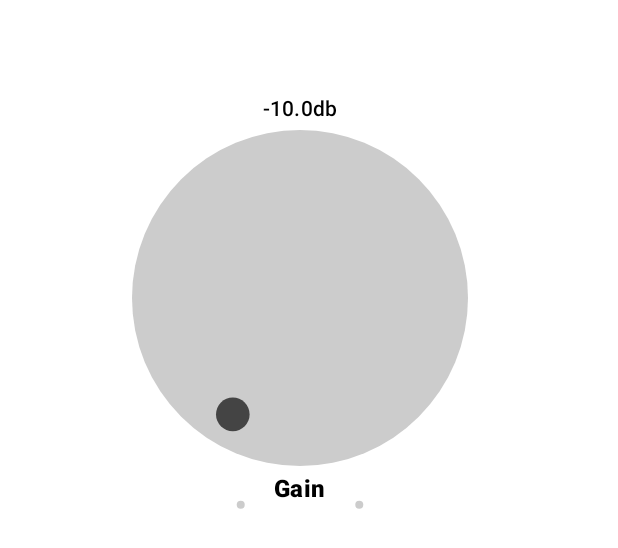
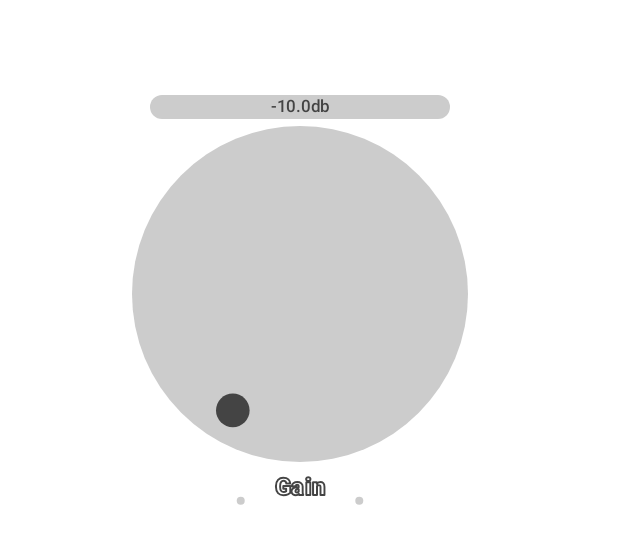
Before and after one commit to arutemu/pedalboard, an Android app built with Jetpack Compose: the @Preview function PedalboardMediumKnobPreview, on a phone screen of 412 x 824 dp. Shown: the top 548 px of the screen. Run offline under Robolectric (Android 15) with nearby library versions, the phone set to English and light mode, and no system bars; libraries missing offline, so code that uses them is left out: androidx.palette.graphics; pictures from the network do not load.

Commit message:
Changes: - added .basicMarquee() modifier to scroll the long plugin names on the Plugin Cards

```diff
--- a/app/src/main/java/com/mukuro/pedalboard/data/local/LocalPluginsDataProvider.kt
+++ b/app/src/main/java/com/mukuro/pedalboard/data/local/LocalPluginsDataProvider.kt
@@ -103,7 +103,7 @@ object LocalPluginsDataProvider {
         Plugin(
             id = 7L,
             type = PluginType.DELAY,
-            name = "Ibanez Tube Screamer Classic",
+            name = "Ibanez Tube Screamer Classic super duper long name",
             aspectRatio = 0.542f,
             elements = TestKnob.knobSet3,
             coverDrawable = R.drawable.anime_girl_4,
--- a/app/src/main/java/com/mukuro/pedalboard/ui/components/PedalboardPluginCard.kt
+++ b/app/src/main/java/com/mukuro/pedalboard/ui/components/PedalboardPluginCard.kt
@@ -7,7 +7,10 @@ package com.mukuro.pedalboard.ui.components
 import android.graphics.BitmapFactory
 import androidx.compose.animation.animateColorAsState
 import androidx.compose.foundation.Canvas
+import androidx.compose.foundation.ExperimentalFoundationApi
 import androidx.compose.foundation.background
+import androidx.compose.foundation.basicMarquee
+import androidx.compose.foundation.border
 import androidx.compose.foundation.gestures.detectDragGestures
 import androidx.compose.foundation.layout.Arrangement
 import androidx.compose.foundation.layout.Box
@@ -24,6 +27,7 @@ import androidx.compose.foundation.layout.padding
 import androidx.compose.foundation.layout.safeContentPadding
 import androidx.compose.foundation.layout.size
 import androidx.compose.foundation.layout.wrapContentSize
+import androidx.compose.foundation.shape.RoundedCornerShape
 import androidx.compose.material.icons.Icons
 import androidx.compose.material.icons.filled.Close
 import androidx.compose.material.icons.filled.Menu
@@ -47,18 +51,24 @@ import androidx.compose.ui.Modifier
 import androidx.compose.ui.draw.alpha
 import androidx.compose.ui.draw.clip
 import androidx.compose.ui.geometry.Offset
+import androidx.compose.ui.geometry.RoundRect
 import androidx.compose.ui.graphics.Brush
 import androidx.compose.ui.graphics.Color
+import androidx.compose.ui.graphics.SolidColor
 import androidx.compose.ui.graphics.StrokeCap
+import androidx.compose.ui.graphics.StrokeJoin
 import androidx.compose.ui.graphics.drawscope.Stroke
+import androidx.compose.ui.graphics.vector.DefaultStrokeLineJoin
 import androidx.compose.ui.input.pointer.pointerInput
 import androidx.compose.ui.layout.ContentScale
 import androidx.compose.ui.platform.LocalContext
 import androidx.compose.ui.semantics.selected
 import androidx.compose.ui.semantics.semantics
 import androidx.compose.ui.text.TextStyle
+import androidx.compose.ui.text.font.FontFamily
 import androidx.compose.ui.text.font.FontStyle
 import androidx.compose.ui.text.font.FontWeight
+import androidx.compose.ui.text.style.TextAlign
 import androidx.compose.ui.text.style.TextOverflow
 import androidx.compose.ui.unit.dp
 import androidx.compose.ui.unit.sp
@@ -75,14 +85,10 @@ import com.mukuro.pedalboard.data.Slider
 import com.mukuro.pedalboard.data.Switch
 import com.mukuro.pedalboard.data.local.LocalPluginsDataProvider
 
-/* TODO
-*   1 - check comment below > card layout should be reworked fully
-*       a - partially done. but there is an issue with Volume Knob
-*           if it's size is too small, knob name is not visible.
-*           need to understand why and fix it to be scalable
-*   2 - found a way to get palette from images > get colors
-*   3 - got colors? apply to knobs
-*   4 - rename the fcking VOLUME KNOB to just KNOB*/
+/**
+ * TODO
+ * -
+* */
 
 /** Basically, the Card element for all the plugins on the rack.
  * As for now, only this one is needed.
@@ -95,7 +101,7 @@ import com.mukuro.pedalboard.data.local.LocalPluginsDataProvider
  * Leaving them atm. in case any proper user-case is defined.
  * */
 @OptIn(
-    ExperimentalLayoutApi::class
+    ExperimentalLayoutApi::class, ExperimentalFoundationApi::class
 )
 @Composable
 fun PedalboardPluginCard(
@@ -115,31 +121,42 @@ fun PedalboardPluginCard(
         in 1f..Float.MAX_VALUE -> maxItemsCount = 5
      else -> Arrangement.SpaceAround
     }
+    // Default colors
+    val colorArray : Array<Color> = arrayOf(
+        Color.DarkGray,
+        Color.LightGray,
+        Color.Red
+    )
+    val palette : Palette
 
 
     // Get colours palette
     val context = LocalContext.current
-
     /* Convert our Image Resource into a Bitmap */
-    plugin.coverDrawable?.let {
+/*    plugin.coverDrawable?.let {
         val bitmap = remember {
             BitmapFactory.decodeResource(context.resources, plugin.coverDrawable)
         }
-        /* Create the Palette, pass the bitmap to it */
-        val palette = remember {
+        *//* Create the Palette, pass the bitmap to it *//*
+        palette = remember {
             Palette.from(bitmap).generate()
         }
-        /* Get the dark vibrant swatch */
+*//*        *//**//* Get the dark vibrant swatch *//**//*
+        val vibrantSwatch = palette.vibrantSwatch
         val darkVibrantSwatch = palette.darkVibrantSwatch
-         /* Save array of colours */
-        val colorArray : Array<Int> = arrayOf(
-            palette.vibrantSwatch!!.rgb,
-            palette.darkVibrantSwatch!!.rgb,
-            palette.lightMutedSwatch!!.rgb,
-            palette.mutedSwatch!!.rgb,
-            palette.darkMutedSwatch!!.rgb
-        )
-    }
+        val darkMutedSwatch = palette.darkMutedSwatch
+        *//**//* Save array of colours *//**//*
+        //colorArray[0] = Color(palette.vibrantSwatch!!.rgb)
+        colorArray[0] = vibrantSwatch?.let { Color(it.rgb) } ?: Color.DarkGray
+        colorArray[1] = darkVibrantSwatch?.let { Color(it.rgb) } ?: Color.LightGray
+        colorArray[2] = darkMutedSwatch?.let { Color(it.rgb) } ?: Color.Red*//*
+
+        colorArray[0] = palette.vibrantSwatch?.let { Color(it.rgb) } ?: Color.DarkGray
+        colorArray[1] = palette.darkVibrantSwatch?.let { Color(it.rgb) } ?: Color.LightGray
+        colorArray[2] = palette.darkMutedSwatch?.let { Color(it.rgb) } ?: Color.Red
+    }*/
+
+
 
 
 
@@ -167,12 +184,6 @@ fun PedalboardPluginCard(
         )
     ) {
         var turnedOn: Boolean by rememberSaveable { mutableStateOf(true) } // TODO - change to rememberSavable if needed
-
-        // Experimental image corner
-/*        val uri = Uri.parse("android.resource://com.mukuro.pedalboard/" + "R.drawable." + plugin.name.lowercase().replace(" ", "_"))
-        val shortUri = Uri.parse("R.drawable." + plugin.name.lowercase().replace(" ", "_"))
-        // val resId: Int = LocalContext.current.resources.getIdentifier("makima", "drawable", )
-        val drawable = LocalContext.current.getDrawable(R.drawable.makima)*/
 
         Box(
             modifier = Modifier
@@ -209,14 +220,27 @@ fun PedalboardPluginCard(
 
             // Coil Image element
             plugin.coverDrawable?.let {
+                // Draw image
                 AsyncImage(
                     model = plugin.coverDrawable,
-                    contentDescription = "Makima",
+                    contentDescription = "cover",
                     contentScale = ContentScale.Crop,
                     alignment = BiasAlignment(0f, -1f),
                     modifier = Modifier
                         .fillMaxSize()
                 )
+                // Generate palette
+                val bitmap = remember { BitmapFactory.decodeResource(context.resources, plugin.coverDrawable) }
+
+                /* Create the Palette, pass the bitmap to it */
+                //val palette = remember { Palette.from(bitmap).generate() }
+                val palette = remember {
+                    Palette.from(bitmap).generate()
+                }
+
+                colorArray[0] = palette.vibrantSwatch?.let { Color(it.rgb) } ?: Color.DarkGray
+                colorArray[1] = palette.darkVibrantSwatch?.let { Color(it.rgb) } ?: Color.LightGray
+                colorArray[2] = palette.darkMutedSwatch?.let { Color(it.rgb) } ?: Color.Red
             }
 
             // TODO - part of background image implementation. Waiting for a proper refactor
@@ -264,6 +288,7 @@ fun PedalboardPluginCard(
                         maxLines = 1,
                         overflow = TextOverflow.Ellipsis,
                         modifier = Modifier
+                            .basicMarquee() // Experimental shit
                             .weight(1f)
                             //.align(Alignment.CenterHorizontally)
                             .padding(start = 12.dp, end = 4.dp),
@@ -271,6 +296,7 @@ fun PedalboardPluginCard(
                             color = MaterialTheme.colorScheme.inverseOnSurface,
                             fontSize = 20.sp,
                             fontStyle = FontStyle.Normal,
+                            //fontFamily = FontFamily.Cursive,
                             //fontWeight = FontWeight.Bold,
                         )
                     )
@@ -359,7 +385,8 @@ fun PedalboardPluginCard(
                                     */
                                     println(it.name+" changed: $value")},
                                 value = 1f,
-                                modifier = Modifier.size(height = 150.dp, width = 120.dp) // Let's settle for this size for now .____.
+                                modifier = Modifier.size(height = 150.dp, width = 120.dp),
+                                colors = colorArray// Let's settle for this size for now .____.
                                 )
                             is Switch -> {}
                             is Slider -> {}
@@ -405,7 +432,7 @@ fun PluginKnob(
     indicatorColor: Color = Color.LightGray,
     onValueChanged: (Float) -> Unit,
     value: Float = 0f,
-    colors: Array<Int>? = null
+    colors: Array<Color>? = null
     //content: @Composable () -> Unit // TODO - probably remove, don't think it may be needed here in the future
 ) {
     val startPosition : Float = (value * (knob.endPoint - knob.startPoint) / 360) // TODO fix calculation
@@ -425,13 +452,19 @@ fun PluginKnob(
     ) {
         Text( // Current knob value
             text = "%.1f".format(angle.mapRange(0f,1f, knob.startPoint, knob.endPoint)).toFloat().toString()+knob.measure,
+            color = colors?.get(2) ?: Color.DarkGray,
+            textAlign = TextAlign.Center,
             modifier = Modifier
+                .fillMaxWidth(fraction = 0.5f)
                 .align(Alignment.CenterHorizontally) // would be good to add some outline here like in commented lines
                 //.clip(CircleShape)
-                .padding(top = 4.dp, bottom = 4.dp),
+                .padding(top = 4.dp, bottom = 4.dp)
+                //.alpha(0.5f)
+                .background(color = (colors?.get(1) ?: knobColor), shape = RoundedCornerShape(size = 12.dp)),
             //.wrapContentSize(Alignment.TopCenter, unbounded = false),
-            style = MaterialTheme.typography.titleSmall,
-            fontWeight = FontWeight.Medium
+            maxLines = 1,
+            style = MaterialTheme.typography.labelSmall,
+            fontWeight = FontWeight.Medium //FontWeight.Medium
             //, fontSize = 12.sp)
         )
         Box(
@@ -450,7 +483,7 @@ fun PluginKnob(
 
                 // Draw the filled knob circle
                 drawCircle(
-                    color = knobColor,
+                    color = colors?.get(1) ?: knobColor, //?: knobColor,
                     center = Offset(centerX, centerY),
                     radius = radius
                 )
@@ -477,13 +510,13 @@ fun PluginKnob(
                 )
                 // Left marker
                 drawCircle(
-                    color = Color.LightGray,
+                    color = colors?.get(1) ?: Color.LightGray,
                     center = Offset(pointerLeftX,pointerY),
                     radius = 4f
                 )
                 // Right marker
                 drawCircle(
-                    color = Color.LightGray,
+                    color = colors?.get(1) ?: Color.LightGray,
                     center = Offset(pointerRightX,pointerY),
                     radius = 4f
                 )
@@ -497,7 +530,7 @@ fun PluginKnob(
                 )
                 // Indicator on the Knob
                 drawCircle(
-                    color = indicatorColor,
+                    color = colors?.get(0) ?: indicatorColor,
                     center = Offset(indicatorCenterX, indicatorCenterY),
                     radius = indicatorRadius * 0.5f
                 )
@@ -505,15 +538,30 @@ fun PluginKnob(
         }
         Text(
             text = knob.name,
+            color = colors?.get(2) ?: Color.DarkGray,
+            textAlign = TextAlign.Center,
             modifier = Modifier
+                //.fillMaxWidth(fraction = 0.8f)
                 .align(Alignment.CenterHorizontally)
                 .padding(top = 4.dp, bottom = 4.dp),
+                //.background(color = (colors?.get(1) ?: knobColor), shape = RoundedCornerShape(size = 8.dp)),
             //style = TextStyle(color = Color.Black, fontSize = 12.sp, fontWeight = FontWeight.Bold),
-            style = MaterialTheme.typography.titleMedium,
+            style = MaterialTheme.typography.titleMedium.merge(
+                TextStyle(color = colors?.get(1) ?: Color.DarkGray,
+                    //fontSize = 80.sp,
+                    drawStyle = Stroke(
+                        miter = 10f,
+                        width = 2f,
+                        join = StrokeJoin.Round
+                    )
+                )
+            ),
             fontWeight = FontWeight.ExtraBold
         )
     }
 }
+
+// TODO - WIP - barely started
 @Composable
 fun PluginSlider(
     slider: Slider,
```
